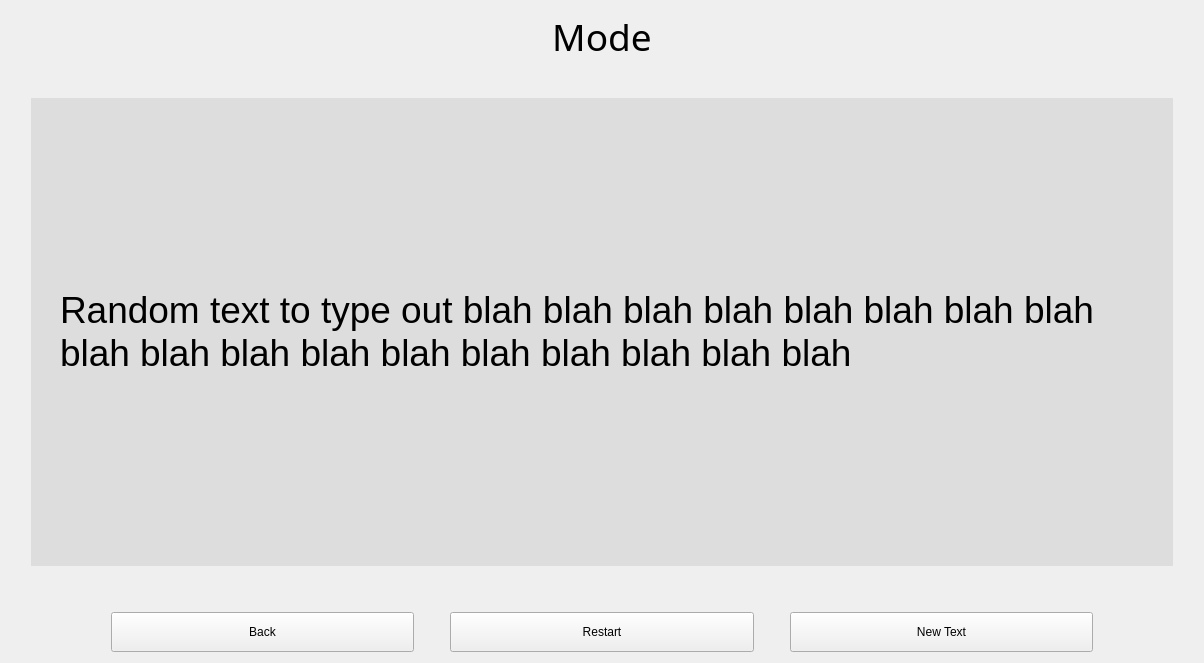
First picture: the form in speed-typer/source ui/typingWindow.ui, repository Rolv-Apneseth/ps-typer, before the edit.
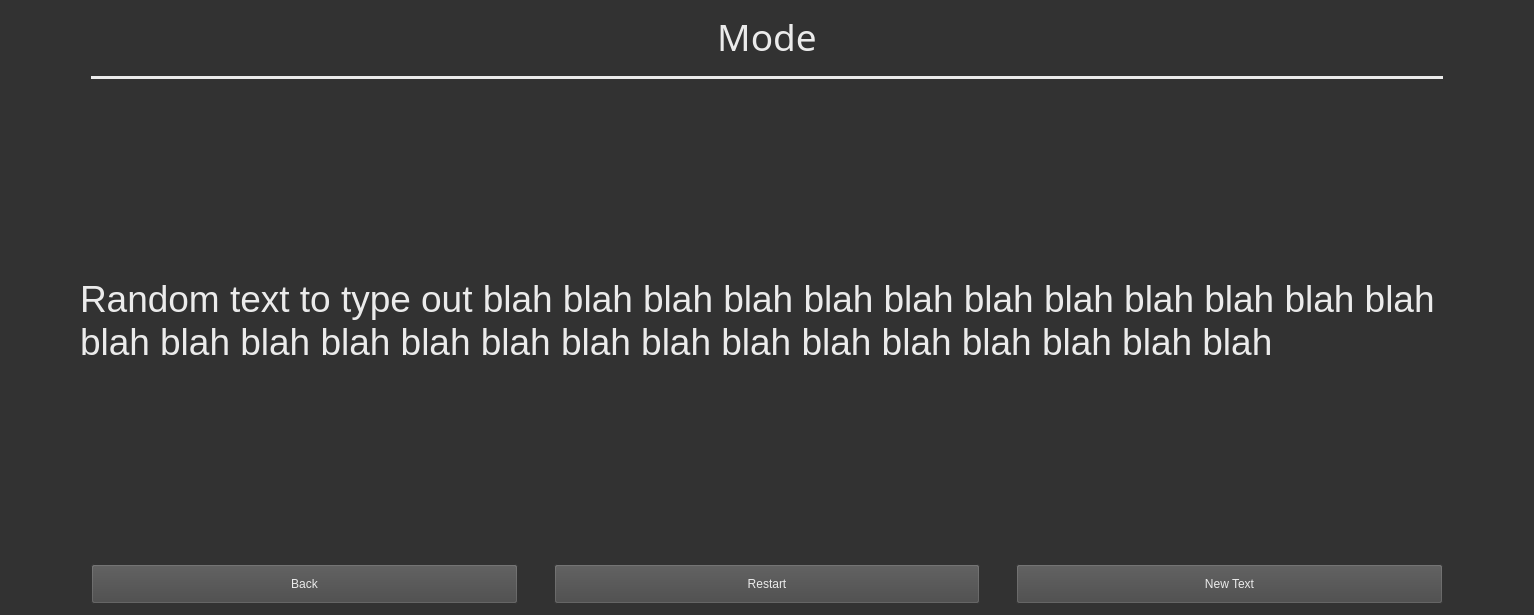
Second picture: the form after the edit.

Commit message: Added stylesheet styling to typing window and made minor changes to layout of elements

Patch:
```diff
--- a/speed-typer/source ui/typingWindow.ui
+++ b/speed-typer/source ui/typingWindow.ui
@@ -6,13 +6,36 @@
    <rect>
     <x>0</x>
     <y>0</y>
-    <width>1204</width>
-    <height>663</height>
+    <width>1534</width>
+    <height>615</height>
    </rect>
   </property>
   <property name="windowTitle">
    <string>Typing window</string>
   </property>
+  <property name="styleSheet">
+   <string notr="true">QWidget {
+	
+	background: rgb(50, 50, 50);
+	color: rgb(235, 235, 235);
+}
+
+QFrame {	
+	
+	
+	border: 1px solid rgb(235, 235, 235);
+}
+
+QPushButton, QComboBox {
+	
+	background: rgb(70, 70, 70)
+}
+
+QLabel {
+	background: transparent;
+	border: none;
+}</string>
+  </property>
   <layout class="QVBoxLayout" name="verticalLayout">
    <item>
     <widget class="QLabel" name="labelTitle">
@@ -48,6 +71,55 @@
      </property>
     </widget>
    </item>
+   <item>
+    <layout class="QHBoxLayout" name="horizontalLayout">
+     <property name="topMargin">
+      <number>0</number>
+     </property>
+     <item>
+      <spacer name="horizontalSpacer_5">
+       <property name="orientation">
+        <enum>Qt::Horizontal</enum>
+       </property>
+       <property name="sizeHint" stdset="0">
+        <size>
+         <width>80</width>
+         <height>20</height>
+        </size>
+       </property>
+      </spacer>
+     </item>
+     <item>
+      <widget class="Line" name="line">
+       <property name="sizePolicy">
+        <sizepolicy hsizetype="Expanding" vsizetype="Fixed">
+         <horstretch>2</horstretch>
+         <verstretch>0</verstretch>
+        </sizepolicy>
+       </property>
+       <property name="styleSheet">
+        <string notr="true">background-color: rgb(235, 235, 235);</string>
+       </property>
+       <property name="orientation">
+        <enum>Qt::Horizontal</enum>
+       </property>
+      </widget>
+     </item>
+     <item>
+      <spacer name="horizontalSpacer_6">
+       <property name="orientation">
+        <enum>Qt::Horizontal</enum>
+       </property>
+       <property name="sizeHint" stdset="0">
+        <size>
+         <width>80</width>
+         <height>20</height>
+        </size>
+       </property>
+      </spacer>
+     </item>
+    </layout>
+   </item>
    <item>
     <spacer name="verticalSpacer">
      <property name="orientation">
@@ -78,12 +150,10 @@
       </font>
      </property>
      <property name="styleSheet">
-      <string notr="true">background: #ddd;
-padding: 20px;
-margin: 20px;</string>
+      <string notr="true">padding: 60px;</string>
      </property>
      <property name="text">
-      <string>Random text to type out blah blah blah blah blah blah blah blah blah blah blah blah blah blah blah blah blah blah </string>
+      <string>Random text to type out blah blah blah blah blah blah blah blah blah blah blah blah blah blah blah blah blah blah blah blah blah blah blah blah blah blah blah</string>
      </property>
      <property name="textFormat">
       <enum>Qt::RichText</enum>
@@ -130,7 +200,7 @@
        </property>
        <property name="sizeHint" stdset="0">
         <size>
-         <width>100</width>
+         <width>80</width>
          <height>40</height>
         </size>
        </property>
@@ -214,7 +284,7 @@
        </property>
        <property name="sizeHint" stdset="0">
         <size>
-         <width>100</width>
+         <width>80</width>
          <height>40</height>
         </size>
        </property>
```
The commit also changes 1 other file.
